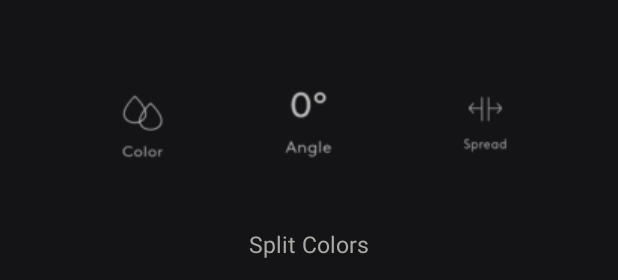
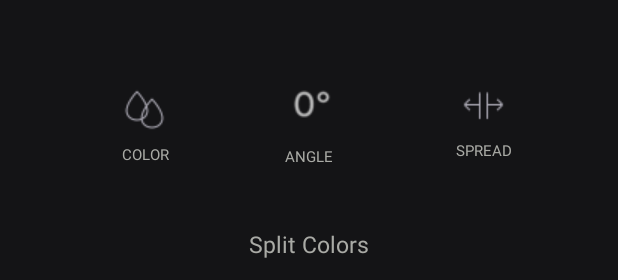
Before and after one commit to Daniel-Scharfstein/IDC_Artleap, an Android app: the layout edit_photo_page.xml on its own in the app's theme, with its tools: preview values and no code run, on a phone screen of 412 x 824 dp. Shown: the part 936-1216 px from the top of the screen. Run offline under Robolectric (Android 15) with nearby library versions, the phone set to English and light mode, and no system bars.

Commit message:
adding icons and setting up google seg

```diff
--- a/app/build.gradle
+++ b/app/build.gradle
@@ -31,11 +31,11 @@ android {
 }
 
 dependencies {
-    implementation 'pl.droidsonroids.gif:android-gif-drawable:1.2.19'
     implementation 'androidx.appcompat:appcompat:1.3.1'
     implementation 'com.google.android.material:material:1.4.0'
     implementation 'androidx.constraintlayout:constraintlayout:2.1.0'
     implementation 'com.google.mlkit:segmentation-selfie:16.0.0-beta2'
+    implementation 'pl.droidsonroids.gif:android-gif-drawable:1.2.23'
     testImplementation 'junit:junit:4.13.2'
     androidTestImplementation 'androidx.test.ext:junit:1.1.3'
     androidTestImplementation 'androidx.test.espresso:espresso-core:3.4.0'
--- a/app/src/main/res/layout/edit_photo_page.xml
+++ b/app/src/main/res/layout/edit_photo_page.xml
@@ -42,49 +42,63 @@
         app:layout_constraintVertical_bias="0.767"
         tools:ignore="MissingConstraints" />
 
-    <ImageButton
+    <Button
         android:id="@+id/colorButton"
         android:layout_width="72dp"
         android:layout_height="71dp"
         android:background="#141416"
-        android:src="@drawable/color_edit_small"
+        android:drawableTop="@drawable/color"
+        android:text="color"
+        android:textSize="10sp"
+        android:textColor="#A9AAA5"
+        android:fontFamily="sans-serif"
         app:layout_constraintBottom_toBottomOf="parent"
         app:layout_constraintEnd_toEndOf="parent"
         app:layout_constraintHorizontal_bias="0.144"
         app:layout_constraintStart_toStartOf="parent"
         app:layout_constraintTop_toTopOf="parent"
         app:layout_constraintVertical_bias="0.91"
+        style="?android:attr/borderlessButtonStyle"
         tools:ignore="ContentDescription,MissingConstraints,ImageContrastCheck,SpeakableTextPresentCheck" />
 
-    <ImageButton
+    <Button
         android:id="@+id/spreadButton"
         android:layout_width="72dp"
         android:layout_height="71dp"
         android:background="#141416"
-        android:src="@drawable/spread_bar_edit"
+        android:drawableTop="@drawable/spread"
+        android:text="Spread"
+        android:textSize="10sp"
+        android:textColor="#A9AAA5"
+        android:fontFamily="sans-serif"
         app:layout_constraintBottom_toBottomOf="parent"
         app:layout_constraintEnd_toEndOf="parent"
         app:layout_constraintHorizontal_bias="0.879"
         app:layout_constraintStart_toStartOf="parent"
         app:layout_constraintTop_toTopOf="parent"
         app:layout_constraintVertical_bias="0.907"
+        style="?android:attr/borderlessButtonStyle"
         tools:ignore="ContentDescription,MissingConstraints,ImageContrastCheck,ImageContrastCheck,SpeakableTextPresentCheck" />
 
-    <ImageButton
+    <!--    app:srcCompat="@drawable/mock_ido"-->
+
+    <Button
         android:id="@+id/angleButton"
-        android:layout_width="72dp"
-        android:layout_height="71dp"
+        style="?android:attr/borderlessButtonStyle"
+        android:layout_width="92dp"
+        android:layout_height="78dp"
         android:background="#141416"
-        android:src="@drawable/angle_bar_edit"
+        android:drawableTop="@drawable/angle_bar_edit"
+        android:fontFamily="sans-serif"
+        android:text="Angle"
+        android:textColor="#A9AAA5"
+        android:textSize="10sp"
         app:layout_constraintBottom_toBottomOf="parent"
         app:layout_constraintEnd_toEndOf="parent"
-        app:layout_constraintHorizontal_bias="0.498"
         app:layout_constraintStart_toStartOf="parent"
         app:layout_constraintTop_toTopOf="parent"
-        app:layout_constraintVertical_bias="0.907"
+        app:layout_constraintVertical_bias="0.915"
         tools:ignore="ContentDescription,MissingConstraints,SpeakableTextPresentCheck,SpeakableTextPresentCheck" />
-
-    <!--    app:srcCompat="@drawable/mock_ido"-->
 
     <android.opengl.GLSurfaceView
         android:id="@+id/check"
--- a/app/src/main/res/layout/segmentation_processing.xml
+++ b/app/src/main/res/layout/segmentation_processing.xml
@@ -4,7 +4,6 @@
     xmlns:tools="http://schemas.android.com/tools"
     android:layout_width="match_parent"
     android:layout_height="match_parent">
-
 
     <TextView
         android:id="@+id/textView2"
```
Also changed, not shown: app/src/main/java/com/example/myapplication2/EditImageActivity.java (+4 -3 lines), app/src/main/java/com/example/myapplication2/SegmentationActivity.java (+10 -9 lines), app/src/main/res/drawable/angle_bar_edit.png, app/src/main/res/drawable/color.png (added), app/src/main/res/drawable/spread.png (added).
